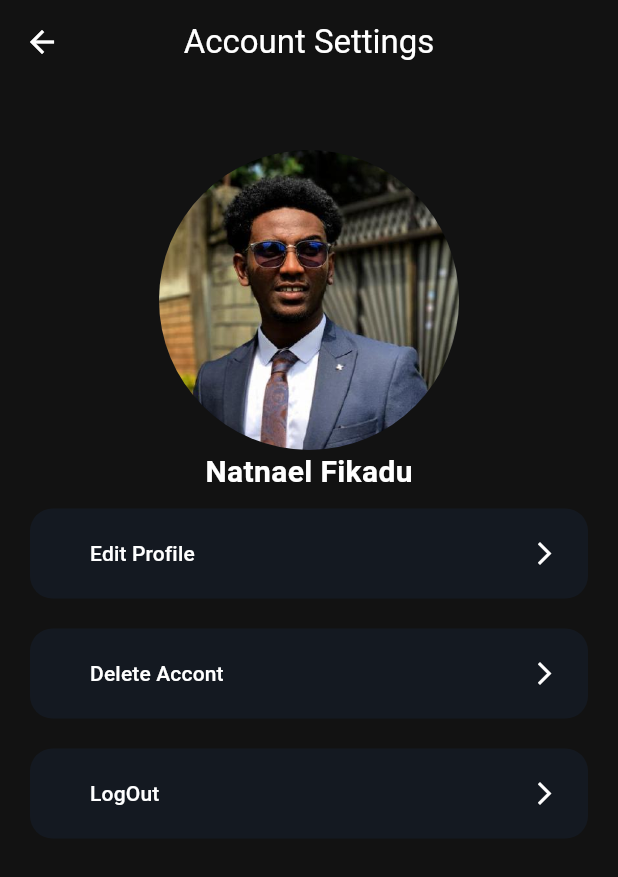
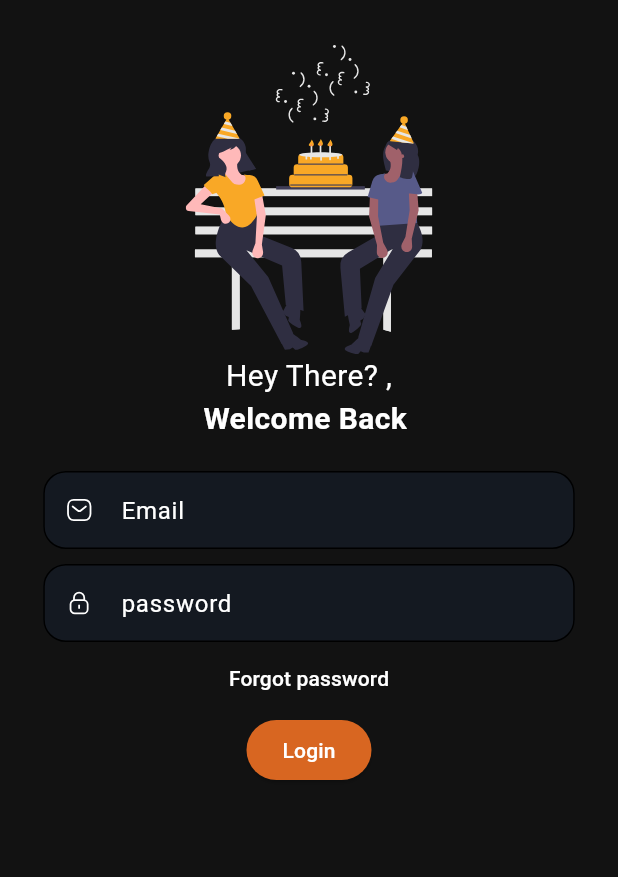
Before and after one commit to mrnpro/Cake-Shop, a Flutter app: the AccountMainScreen screen opened directly, after a tap on "LogOut", on a phone screen of 412 x 824 dp. Shown: the top 877 px of the screen. Run offline on Flutter 3.47's test engine with Material 2 defaults, Android fonts, the phone set to English and light mode, and no system bars; our stand-ins replace flutter_svg.

Commit message:
login implemented

```diff
--- a/lib/Screens/AccountScreen/account_menu.dart
+++ b/lib/Screens/AccountScreen/Components/account_menu.dart
@@ -1,6 +1,6 @@
 import 'package:flutter/material.dart';
 
-import '../../core/constants/colors.dart';
+import '../../../core/constants/colors.dart';
 
 class AccountMenu extends StatelessWidget {
   const AccountMenu({
--- a/lib/Screens/AccountScreen/account_screen.dart
+++ b/lib/Screens/AccountScreen/account_screen.dart
@@ -1,7 +1,8 @@
 import 'package:flutter/material.dart';
 
 import '../../core/constants/assets.dart';
-import 'account_menu.dart';
+import '../Login/login_screen.dart';
+import 'Components/account_menu.dart';
 
 class AccountMainScreen extends StatelessWidget {
   const AccountMainScreen({super.key});
@@ -22,12 +23,19 @@ class AccountMainScreen extends StatelessWidget {
       child: Column(
         crossAxisAlignment: CrossAxisAlignment.center,
         children: [
-          const Hero(
-              tag: "profile picture",
-              child: CircleAvatar(
-                radius: 100,
-                backgroundImage: AssetImage(Assets.assetsImagesProfileAvatar),
-              )),
+          Hero(
+            tag: "profile picture",
+            child: Container(
+              height: 200,
+              width: 200,
+              decoration: BoxDecoration(
+                image: const DecorationImage(
+                    image: AssetImage(Assets.assetsImagesProfileAvatar)),
+                borderRadius: BorderRadius.circular(100),
+                border: Border.all(color: Colors.grey),
+              ),
+            ),
+          ),
           const Text("Natnael Fikadu",
               style: TextStyle(fontWeight: FontWeight.bold, fontSize: 20)),
           AccountMenu(
@@ -39,7 +47,10 @@ class AccountMainScreen extends StatelessWidget {
             text: "Delete Accont",
           ),
           AccountMenu(
-            press: () {},
+            press: () {
+              Navigator.push(context,
+                  MaterialPageRoute(builder: (context) => const LoginScreen()));
+            },
             text: "LogOut",
           )
         ],
--- /dev/null
+++ b/lib/Screens/Login/components/form.dart
@@ -0,0 +1,64 @@
+import 'package:flutter/material.dart';
+import 'package:flutter_svg/svg.dart';
+
+import '../../../core/Utils/validation.dart';
+import '../../../core/common/text_form_field.dart';
+import '../../../core/constants/assets.dart';
+import '../../../core/constants/colors.dart';
+import '../../HomeScreen/home_screen.dart';
+
+class LoginForm extends StatelessWidget {
+  const LoginForm({
+    super.key,
+  });
+
+  @override
+  Widget build(BuildContext context) {
+    return Form(
+      child: Column(
+        children: [
+          const SizedBox(height: 20),
+          MyTextFormField(
+              validator: (val) {
+                if (!EmailValidator.isValid(val ?? "")) {
+                  return "incorrect email format";
+                }
+                return null;
+              },
+              svgIcon: SvgPicture.asset(Assets.assetsVectorsMessage),
+              keyboardType: TextInputType.emailAddress,
+              hintText: 'Email'),
+          const SizedBox(
+            height: 10,
+          ),
+          MyTextFormField(
+              validator: (val) {
+                if (!PasswordValidator.isValid(val ?? "")) {
+                  return "incorrect password format";
+                }
+                return null;
+              },
+              svgIcon: SvgPicture.asset(Assets.assetsVectorsLock),
+              obscureText: true,
+              hintText: 'password'),
+          TextButton(
+              style: TextButton.styleFrom(foregroundColor: Colors.white),
+              onPressed: () {},
+              child: const Text("Forgot password")),
+          ElevatedButton(
+              style: ElevatedButton.styleFrom(
+                backgroundColor: MyColors.kOrange,
+                foregroundColor: Colors.white,
+              ),
+              onPressed: () {
+                Navigator.push(
+                    context,
+                    MaterialPageRoute(
+                        builder: (context) => const HomeScreen()));
+              },
+              child: const Text("Login"))
+        ],
+      ),
+    );
+  }
+}
--- /dev/null
+++ b/lib/Screens/Login/components/welcome_text_like.dart
@@ -0,0 +1,22 @@
+import 'package:flutter/material.dart';
+
+class WelcomeTexts extends StatelessWidget {
+  const WelcomeTexts({
+    super.key,
+  });
+
+  @override
+  Widget build(BuildContext context) {
+    return const Column(
+      children: [
+        Text("Hey There? ,",
+            style: TextStyle(fontSize: 20, color: Colors.white)),
+        Text("Welcome Back ",
+            style: TextStyle(
+                fontSize: 20,
+                fontWeight: FontWeight.bold,
+                color: Colors.white)),
+      ],
+    );
+  }
+}
--- /dev/null
+++ b/lib/Screens/Login/login_screen.dart
@@ -0,0 +1,41 @@
+import 'package:flutter/material.dart';
+import 'package:flutter_svg/svg.dart';
+
+import '../../core/constants/assets.dart';
+import 'components/form.dart';
+import 'components/welcome_text_like.dart';
+
+class LoginScreen extends StatelessWidget {
+  const LoginScreen({super.key});
+
+  @override
+  Widget build(BuildContext context) {
+    return Scaffold(
+      body: _body(context),
+    );
+  }
+
+  _body(BuildContext context) {
+    Size size = MediaQuery.sizeOf(context);
+    return SafeArea(
+      child: SingleChildScrollView(
+        child: Column(children: [
+          _loginVector(size),
+          const WelcomeTexts(),
+          const LoginForm()
+        ]),
+      ),
+    );
+  }
+}
+
+_loginVector(Size size) {
+  return Column(
+    children: [
+      const SizedBox(height: 30),
+      SizedBox(
+          height: size.height / 4,
+          child: SvgPicture.asset(Assets.assetsVectorsCelebratingWomen)),
+    ],
+  );
+}
--- /dev/null
+++ b/lib/core/Utils/validation.dart
@@ -0,0 +1,18 @@
+class EmailValidator {
+  static const String _emailPattern = r'^[a-zA-Z0-9_.+-]+@[a-zA-Z0-9.-]+$';
+
+  static bool isValid(String email) {
+    RegExp regex = RegExp(_emailPattern);
+    return regex.hasMatch(email);
+  }
+}
+
+class PasswordValidator {
+  static const String _passwordPattern =
+      r'^(?=.*?[A-Z])(?=.*?[a-z])(?=.*?[0-9])(?=.*?[!@#\$&*~]).{8,}$';
+
+  static bool isValid(String password) {
+    RegExp regex = RegExp(_passwordPattern);
+    return regex.hasMatch(password);
+  }
+}
--- /dev/null
+++ b/lib/core/common/text_form_field.dart
@@ -0,0 +1,66 @@
+import 'package:flutter/material.dart';
+import 'package:flutter_svg/svg.dart';
+
+import '../constants/colors.dart';
+
+class MyTextFormField extends StatelessWidget {
+  const MyTextFormField({
+    super.key,
+    this.validator,
+    required this.svgIcon,
+    required this.hintText,
+    this.keyboardType,
+    this.controller,
+    this.obscureText,
+  });
+  final String? Function(String?)? validator;
+  final SvgPicture svgIcon;
+  final String hintText;
+  final TextInputType? keyboardType;
+  final TextEditingController? controller;
+  final bool? obscureText;
+  @override
+  Widget build(BuildContext context) {
+    return SizedBox(
+      width: MediaQuery.of(context).size.width * 0.86,
+      height: 52,
+      child: TextFormField(
+        obscureText: obscureText ?? false,
+        controller: controller,
+        enabled: true,
+        keyboardType: keyboardType,
+        validator: validator,
+        decoration: InputDecoration(
+          border: InputBorder.none,
+          fillColor: MyColors.ksecondaryColor,
+          filled: true,
+          enabledBorder: OutlineInputBorder(
+            borderRadius: BorderRadius.circular(15.0),
+          ),
+          focusedBorder: OutlineInputBorder(
+            borderRadius: BorderRadius.circular(15.0),
+          ),
+          prefixIcon: Column(
+            mainAxisAlignment: MainAxisAlignment.center,
+            children: [
+              IntrinsicHeight(
+                child: Row(
+                  mainAxisSize: MainAxisSize.min,
+                  children: [svgIcon],
+                ),
+              ),
+            ],
+          ),
+          floatingLabelBehavior: FloatingLabelBehavior.never,
+          contentPadding: const EdgeInsets.all(0),
+          hintText: hintText,
+          hintStyle: const TextStyle(
+            fontSize: 16,
+            height: 1.4,
+          ),
+          errorStyle: const TextStyle(fontSize: 12, height: 0.8),
+        ),
+      ),
+    );
+  }
+}
--- a/lib/core/constants/assets.dart
+++ b/lib/core/constants/assets.dart
@@ -33,7 +33,19 @@ class Assets {
   /// assets/images/white_cake.jpg
   static const String assetsImagesWhiteCake = "assets/images/white_cake.jpg";
 
+  /// Assets for assetsVectorsCelebratingWomen
+  /// assets/vectors/celebrating_women.svg
+  static const String assetsVectorsCelebratingWomen = "assets/vectors/celebrating_women.svg";
+
   /// Assets for assetsVectorsDashboardIcon
   /// assets/vectors/dashboard_icon.svg
   static const String assetsVectorsDashboardIcon = "assets/vectors/dashboard_icon.svg";
+
+  /// Assets for assetsVectorsLock
+  /// assets/vectors/Lock.svg
+  static const String assetsVectorsLock = "assets/vectors/Lock.svg";
+
+  /// Assets for assetsVectorsMessage
+  /// assets/vectors/Message.svg
+  static const String assetsVectorsMessage = "assets/vectors/Message.svg";
 }
```
Also changed, not shown: lib/core/Utils/fade_transition.dart (added, +18 -0 lines), assets/vectors/Lock.svg (added), assets/vectors/Message.svg (added), assets/vectors/celebrating_women.svg (added).
